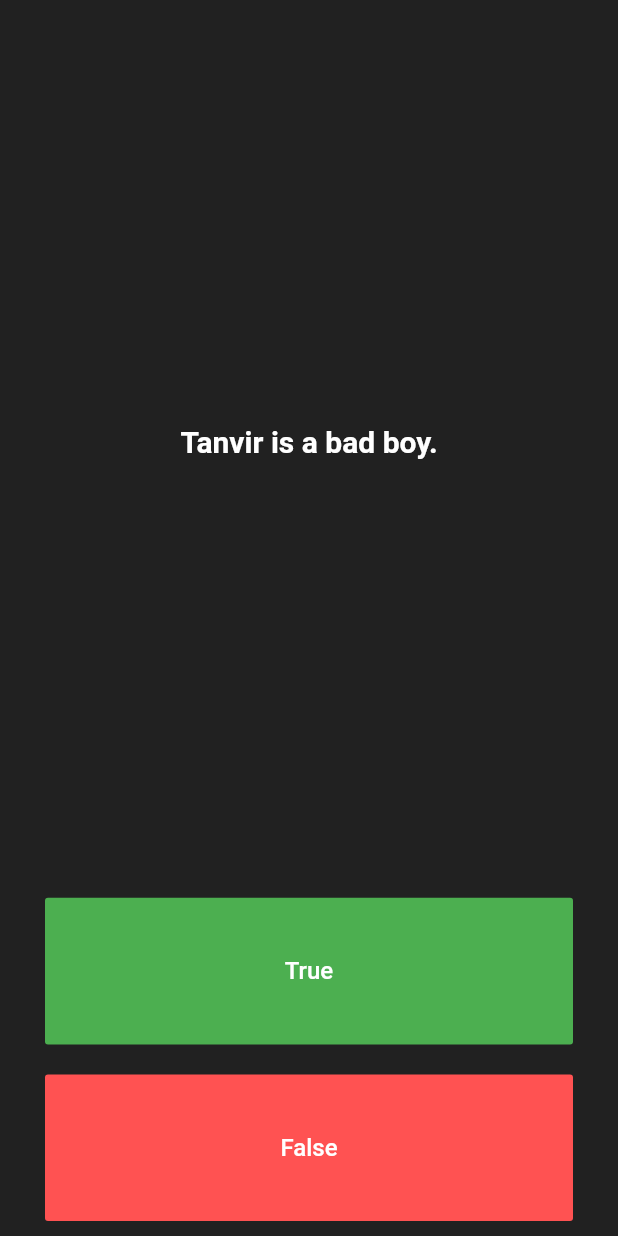
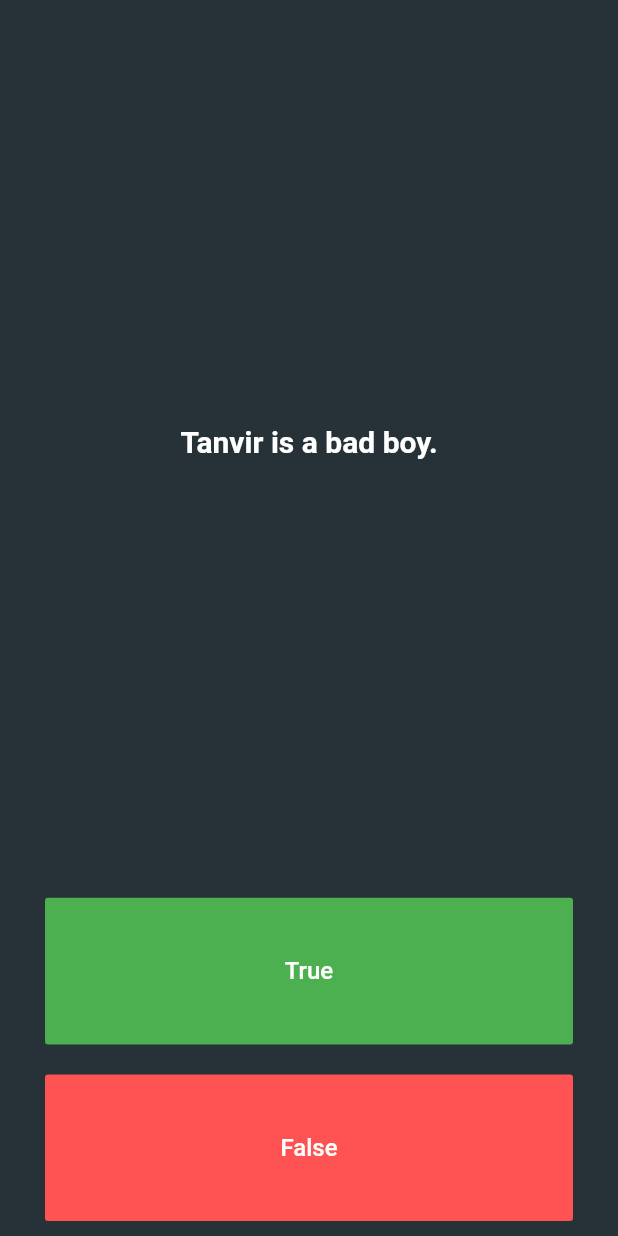
Before and after one commit to 7ANV1R/TypicalQuizApp, a Flutter app: the screen it shows after launch, on a phone screen of 412 x 824 dp. Run offline on Flutter 3.47's test engine with Material 2 defaults, Android fonts, the phone set to English and light mode, and no system bars.

```diff
--- a/lib/main.dart
+++ b/lib/main.dart
@@ -11,7 +11,7 @@ class QuizApp extends StatelessWidget {
     return MaterialApp(
       debugShowCheckedModeBanner: false,
       home: Scaffold(
-        backgroundColor: Colors.grey.shade900,
+        backgroundColor: Colors.blueGrey[900],
         body: SafeArea(
           child: Padding(
             padding: EdgeInsets.symmetric(horizontal: 20.0),
```
Also changed, not shown: 1 other file.
